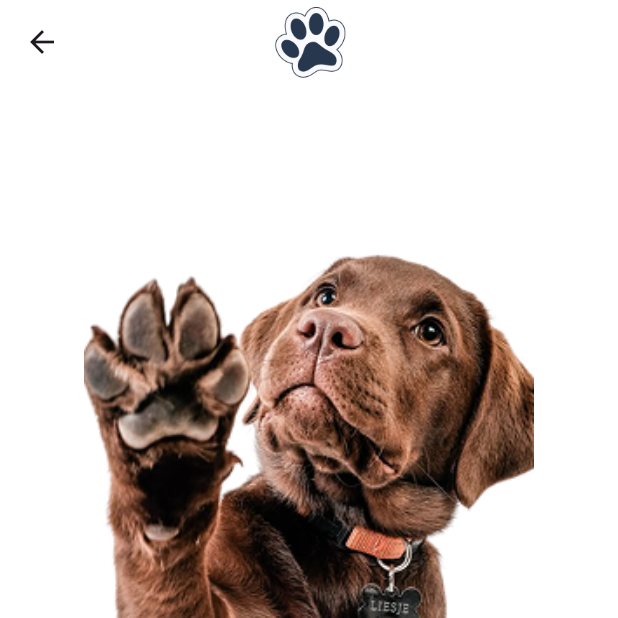
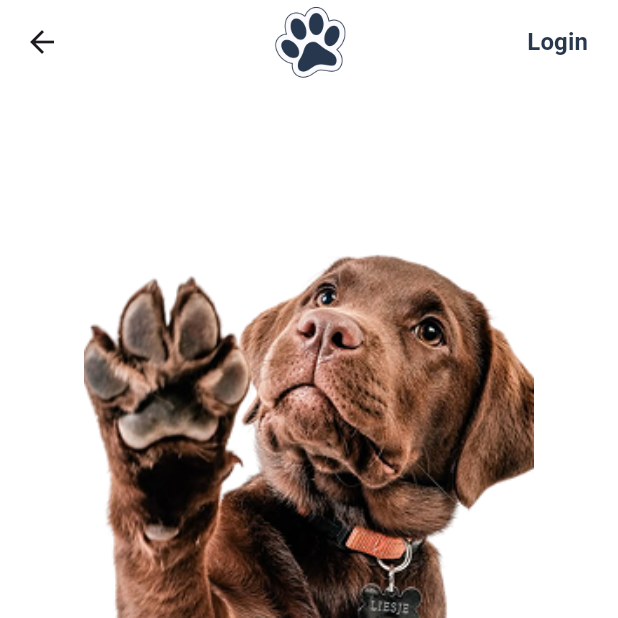
Before and after one commit to justtrona/pawlytics, a Flutter app: the GetStartedMain screen opened directly, on a phone screen of 412 x 824 dp, the top half of it. Run offline on Flutter 3.47's test engine with Material 3 defaults, Android fonts, the light colour scheme and no system bars.

Commit message:
updated get started with login button in appbar

```diff
--- a/lib/views/get_start/get_started_main.dart
+++ b/lib/views/get_start/get_started_main.dart
@@ -1,4 +1,5 @@
 import 'package:flutter/material.dart';
+import 'package:pawlytics/views/get_start/login_page.dart';
 
 class GetStartedMain extends StatelessWidget {
   const GetStartedMain({super.key});
@@ -17,6 +18,27 @@ class GetStartedMain extends StatelessWidget {
             fit: BoxFit.contain,
           ),
         ),
+        actions: [
+          Padding(
+            padding: const EdgeInsets.all(8.0),
+            child: TextButton(
+              onPressed: () {
+                Navigator.push(
+                  context,
+                  MaterialPageRoute(builder: (context) => const LoginPage()),
+                );
+              },
+              child: const Text(
+                'Login',
+                style: TextStyle(
+                  fontSize: 16,
+                  fontWeight: FontWeight.bold,
+                  color: Color(0xff27374d), // or Colors.black
+                ),
+              ),
+            ),
+          ),
+        ],
       ),
       backgroundColor: Colors.white,
       body: Center(
```
Also changed, not shown: lib/views/get_start/get_started_two.dart (+23 -1 lines).
